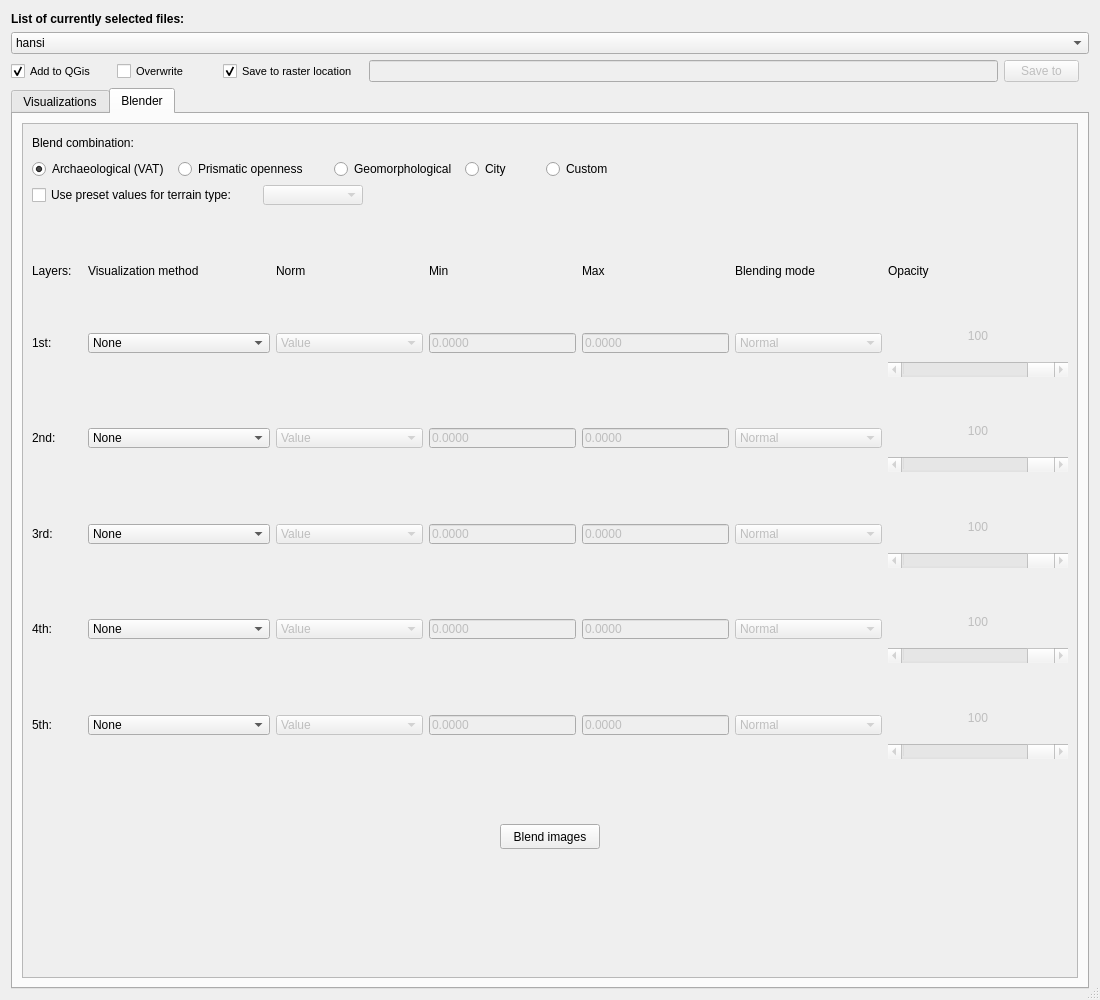
Qt form qrvt_dialog_base.ui (EarthObservation/rvt-qgis) before a commit.
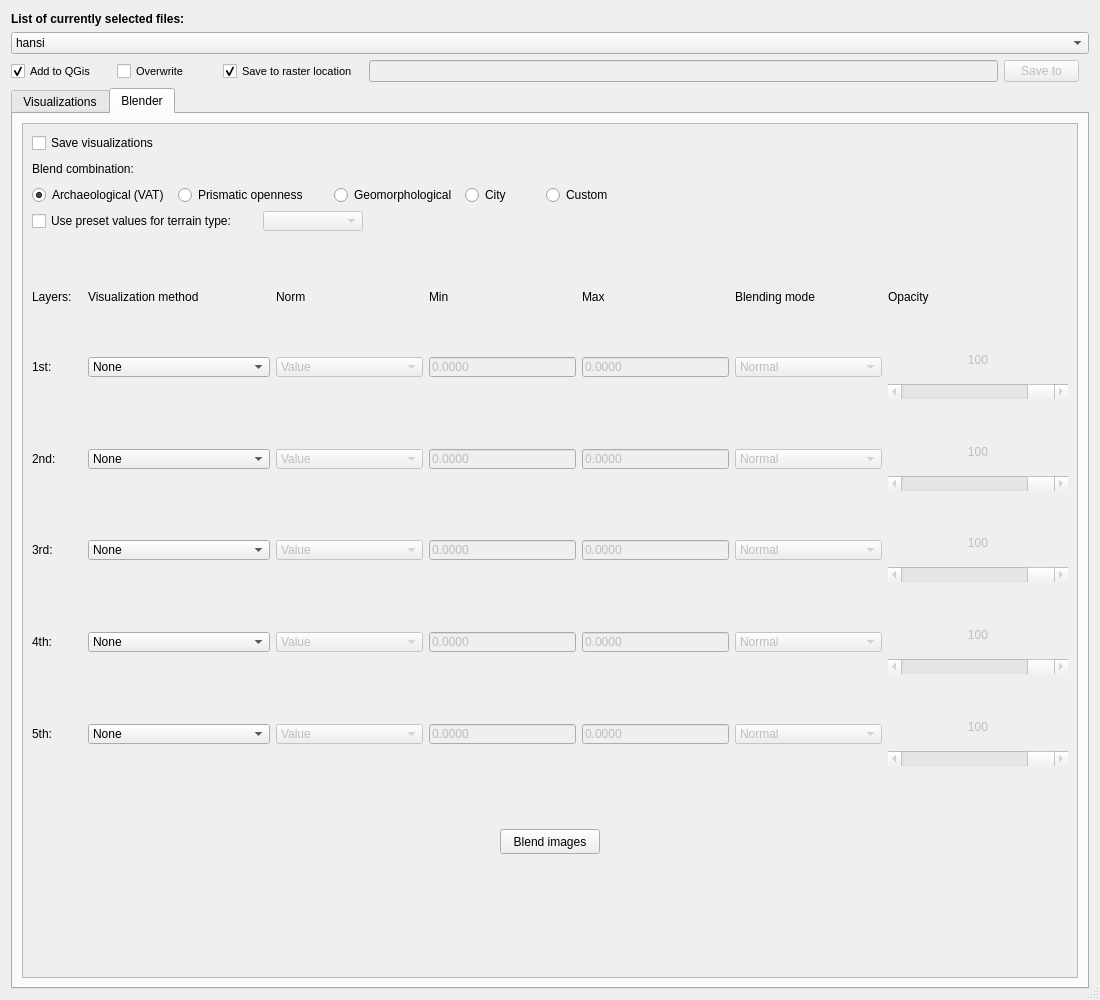
The same form after that commit. The open tabs and pages were chosen to show the change. Custom widgets are drawn as their Qt base class.

Commit message: Blender option to save used visualizations

The edit to the form file:
```diff
--- a/qrvt_dialog_base.ui
+++ b/qrvt_dialog_base.ui
@@ -3143,7 +3143,14 @@
             </property>
             <layout class="QVBoxLayout" name="verticalLayout_13">
              <item>
-              <layout class="QVBoxLayout" name="verticalLayout_10" stretch="0,0,0,1,5,2">
+              <layout class="QVBoxLayout" name="verticalLayout_10" stretch="0,0,0,0,1,5,2">
+               <item>
+                <widget class="QCheckBox" name="check_blender_save_vis">
+                 <property name="text">
+                  <string>Save visualizations</string>
+                 </property>
+                </widget>
+               </item>
                <item>
                 <widget class="QLabel" name="label_54">
                  <property name="sizePolicy">
```
The commit also changes 3 other files.
